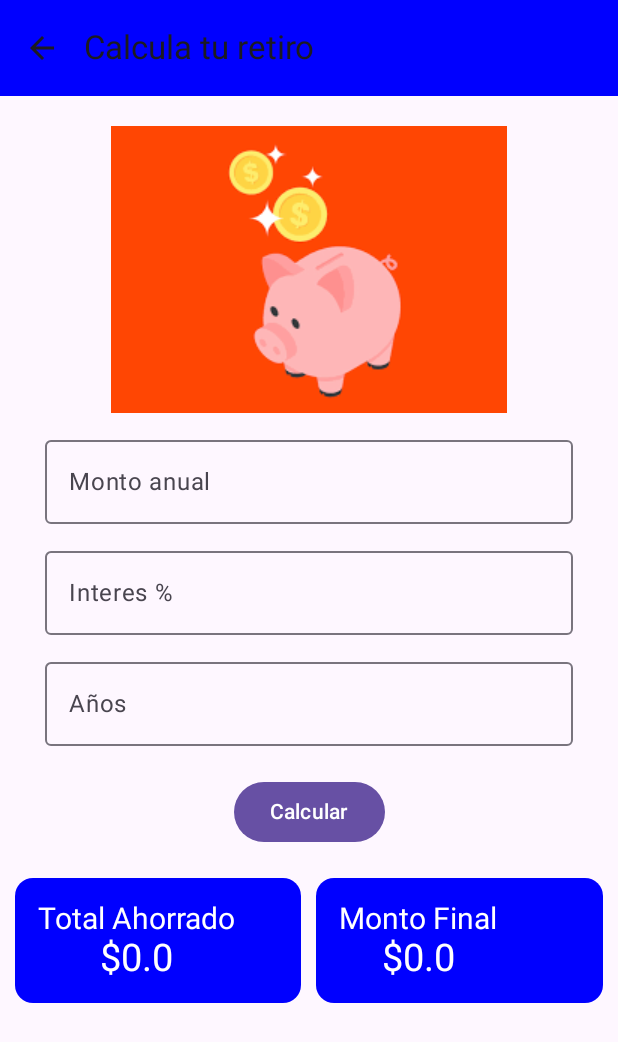
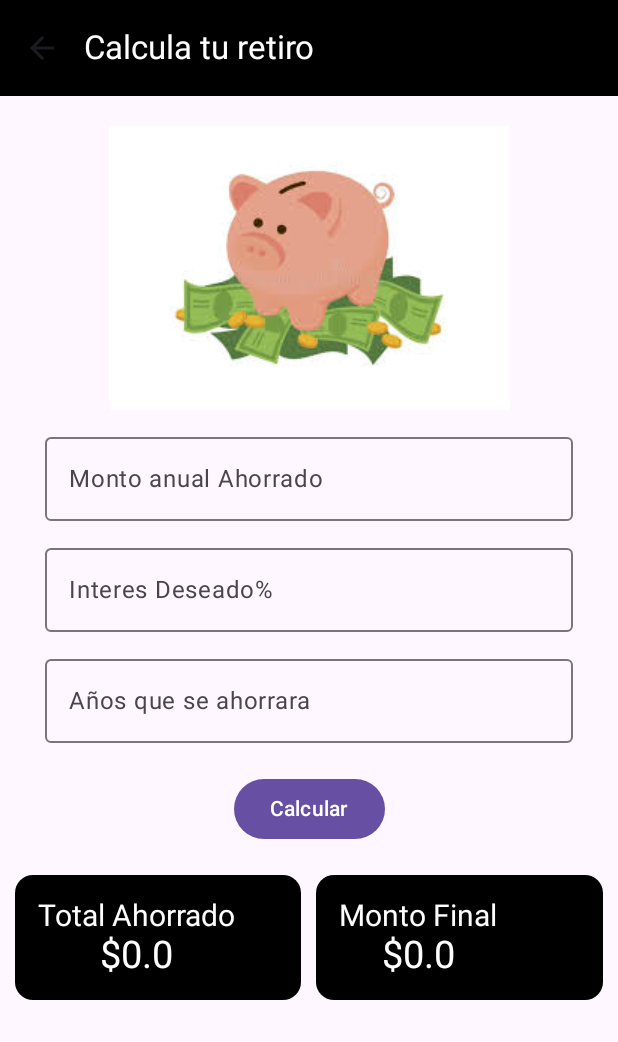
Before and after one commit to silvia-1997/Calculadora_de_retiro, an Android app built with Jetpack Compose: the RetiroView screen opened through its navigation route, after a tap on "Calcular", on a phone screen of 412 x 824 dp. Shown: the top 1042 px of the screen. Run offline under Robolectric (Android 15) with nearby library versions, the phone set to English and light mode, and no system bars.

```diff
--- a/app/build.gradle.kts
+++ b/app/build.gradle.kts
@@ -59,6 +59,7 @@ dependencies {
     implementation(libs.androidx.ui.graphics)
     implementation(libs.androidx.ui.tooling.preview)
     implementation(libs.androidx.material3)
+    implementation(libs.lottie.compose)
     testImplementation(libs.junit)
     androidTestImplementation(libs.androidx.junit)
     androidTestImplementation(libs.androidx.espresso.core)
@@ -67,6 +68,7 @@ dependencies {
     debugImplementation(libs.androidx.ui.tooling)
     debugImplementation(libs.androidx.ui.test.manifest)
 
+
     val nav_version = "2.7.7"
     implementation("androidx.navigation:navigation-compose:$nav_version")
 
--- a/app/src/main/java/com/ebc/calculadoraderetiro/components/CardComponents.kt
+++ b/app/src/main/java/com/ebc/calculadoraderetiro/components/CardComponents.kt
@@ -36,7 +36,7 @@ fun CartaPrincipal(titulo: String, dato: Double, modifier: Modifier) {
     Card(
         modifier = modifier,
         colors = CardDefaults.cardColors(
-            containerColor = Color.Blue
+            containerColor = Color.Black
         )
     ) {
         Column(
--- a/app/src/main/java/com/ebc/calculadoraderetiro/viewModels/CalculadoraViewModel.kt
+++ b/app/src/main/java/com/ebc/calculadoraderetiro/viewModels/CalculadoraViewModel.kt
@@ -7,7 +7,7 @@ import androidx.lifecycle.ViewModel
 import com.ebc.calculadoraderetiro.model.CalculadoraState
 import kotlin.math.pow
 
-class CalculadoraViewModel: ViewModel() {
+class CalculadoraViewModel : ViewModel() {
     var state by mutableStateOf(CalculadoraState())
         private set
 
@@ -24,24 +24,18 @@ class CalculadoraViewModel: ViewModel() {
         val interes = state.interes
         val años = state.años
 
-        state = if (monto_anual.isNotEmpty() && interes.isNotEmpty() && años.isNotEmpty()) {
-            try {
-                val montoAnualDouble = monto_anual.toDouble()
-                val interesDouble = interes.toDouble()
-                val añosDouble = años.toDouble()
+        val montoAnualDouble = monto_anual.toDoubleOrNull()
+        val interesDouble = interes.toDoubleOrNull()
+        val añosDouble = años.toDoubleOrNull()
 
-                state.copy(
-                    monto_ahorrado = calcularMontoAhorrado(montoAnualDouble, añosDouble),
-                    monto_retiro = calcularMontoFinal(montoAnualDouble, interesDouble, añosDouble),
-                    mostrarAlerta = false
-                )
-            } catch (e: NumberFormatException) {
-                state.copy(
-                    mostrarAlerta = true
-                )
-            }
+        if (montoAnualDouble != null && interesDouble != null && añosDouble != null) {
+            state = state.copy(
+                monto_ahorrado = calcularMontoAhorrado(montoAnualDouble, añosDouble),
+                monto_retiro = calcularMontoFinal(montoAnualDouble, interesDouble, añosDouble),
+                mostrarAlerta = false
+            )
         } else {
-            state.copy(
+            state = state.copy(
                 mostrarAlerta = true
             )
         }
--- a/app/src/main/java/com/ebc/calculadoraderetiro/views/HomeView.kt
+++ b/app/src/main/java/com/ebc/calculadoraderetiro/views/HomeView.kt
@@ -6,6 +6,7 @@ import android.view.View
 import androidx.compose.foundation.layout.Arrangement
 import androidx.compose.foundation.layout.Column
 import androidx.compose.foundation.layout.fillMaxSize
+import androidx.compose.foundation.layout.padding
 import androidx.compose.material3.CenterAlignedTopAppBar
 import androidx.compose.material3.ExperimentalMaterial3Api
 import androidx.compose.material3.Scaffold
@@ -24,6 +25,7 @@ import com.ebc.calculadoraderetiro.components.Space
 import com.ebc.calculadoraderetiro.components.TitleView
 import androidx.compose.runtime.setValue
 import androidx.compose.runtime.getValue
+import androidx.compose.ui.unit.dp
 import androidx.compose.ui.unit.sp
 import com.ebc.calculadoraderetiro.components.TitleBar
 
--- a/app/src/main/java/com/ebc/calculadoraderetiro/views/RetiroView.kt
+++ b/app/src/main/java/com/ebc/calculadoraderetiro/views/RetiroView.kt
@@ -44,7 +44,8 @@ fun RetiroView(navController: NavController, viewModel: CalculadoraViewModel) {
             TopAppBar(
                 title = { Text(text = "Calcula tu retiro") },
                 colors = TopAppBarDefaults.mediumTopAppBarColors(
-                    containerColor = Color.Blue
+                    containerColor = Color.Black,
+                    titleContentColor = Color.White,
                 ),
                 navigationIcon = {
                     IconButton(onClick = { navController.popBackStack() }) {
@@ -70,7 +71,7 @@ fun ContentRetiroView(paddingValues: PaddingValues, viewModel: CalculadoraViewMo
         horizontalAlignment = Alignment.CenterHorizontally
     ) {
         Spacer(modifier = Modifier.height(10.dp))
-        val imagenAhorro = painterResource(id = R.drawable.puerco)
+        val imagenAhorro = painterResource(id = R.drawable.puerquito)
         Image(
             painter = imagenAhorro,
             contentDescription = "imagenAhorro"
@@ -82,7 +83,7 @@ fun ContentRetiroView(paddingValues: PaddingValues, viewModel: CalculadoraViewMo
             onValueChange = {
                 viewModel.onValue(it, "monto_anual")
             },
-            label = { Text(text = "Monto anual") },
+            label = { Text(text = "Monto anual Ahorrado") },
             keyboardOptions = KeyboardOptions(keyboardType = KeyboardType.Number),
             modifier = Modifier
                 .fillMaxWidth()
@@ -95,7 +96,7 @@ fun ContentRetiroView(paddingValues: PaddingValues, viewModel: CalculadoraViewMo
             onValueChange = {
                 viewModel.onValue(it, "interes")
             },
-            label = { Text(text = "Interes %") },
+            label = { Text(text = "Interes Deseado%") },
             keyboardOptions = KeyboardOptions(keyboardType = KeyboardType.Number),
             modifier = Modifier
                 .fillMaxWidth()
@@ -108,7 +109,7 @@ fun ContentRetiroView(paddingValues: PaddingValues, viewModel: CalculadoraViewMo
             onValueChange = {
                 viewModel.onValue(it, "años")
             },
-            label = { Text(text = "Años") },
+            label = { Text(text = "Años que se ahorrara") },
             keyboardOptions = KeyboardOptions(keyboardType = KeyboardType.Number),
             modifier = Modifier
                 .fillMaxWidth()
--- a/gradle/libs.versions.toml
+++ b/gradle/libs.versions.toml
@@ -8,6 +8,8 @@ espressoCore = "3.5.1"
 lifecycleRuntimeKtx = "2.8.0"
 activityCompose = "1.9.0"
 composeBom = "2023.08.00"
+lottie = "6.4.1"
+lottieCompose = "6.4.1"
 
 [libraries]
 androidx-core-ktx = { group = "androidx.core", name = "core-ktx", version.ref = "coreKtx" }
@@ -24,6 +26,8 @@ androidx-ui-tooling-preview = { group = "androidx.compose.ui", name = "ui-toolin
 androidx-ui-test-manifest = { group = "androidx.compose.ui", name = "ui-test-manifest" }
 androidx-ui-test-junit4 = { group = "androidx.compose.ui", name = "ui-test-junit4" }
 androidx-material3 = { group = "androidx.compose.material3", name = "material3" }
+lottie = { group = "com.airbnb.android", name = "lottie", version.ref = "lottie" }
+lottie-compose = { group = "com.airbnb.android", name = "lottie-compose", version.ref = "lottieCompose" }
 
 [plugins]
 android-application = { id = "com.android.application", version.ref = "agp" }
```
Also changed, not shown: app/src/main/res/raw/puerco.json (added, +1 -0 lines), app/src/main/res/drawable/alcancia.png (added), app/src/main/res/drawable/pig.png (added), app/src/main/res/drawable/puerquito.png (added).
